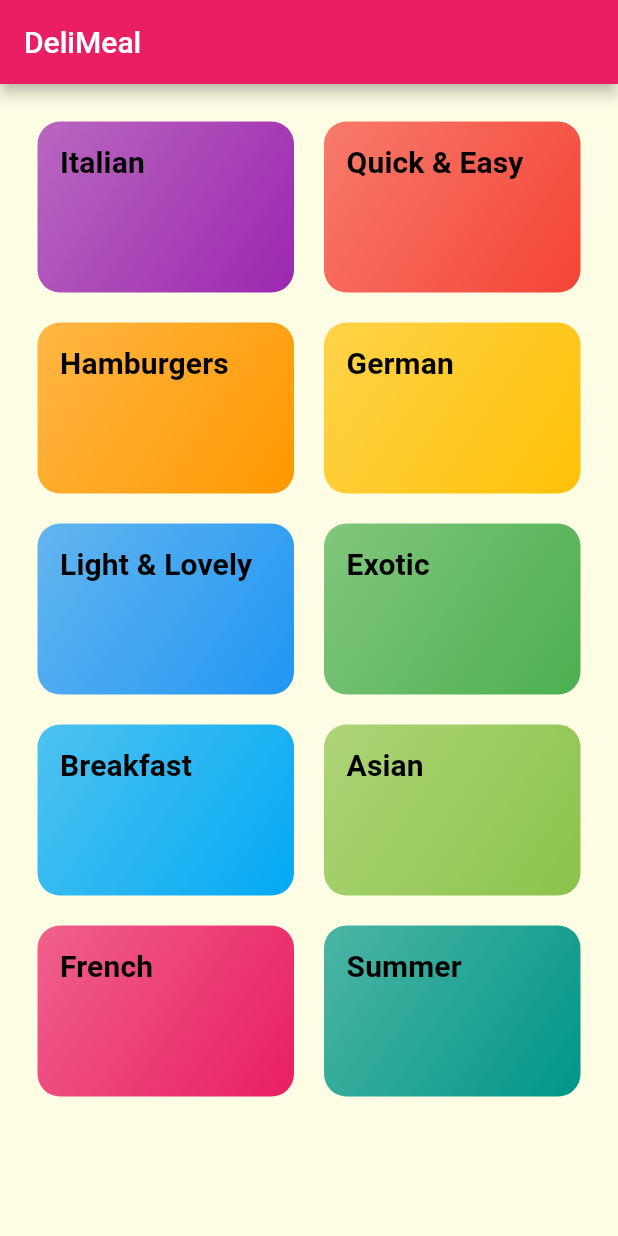
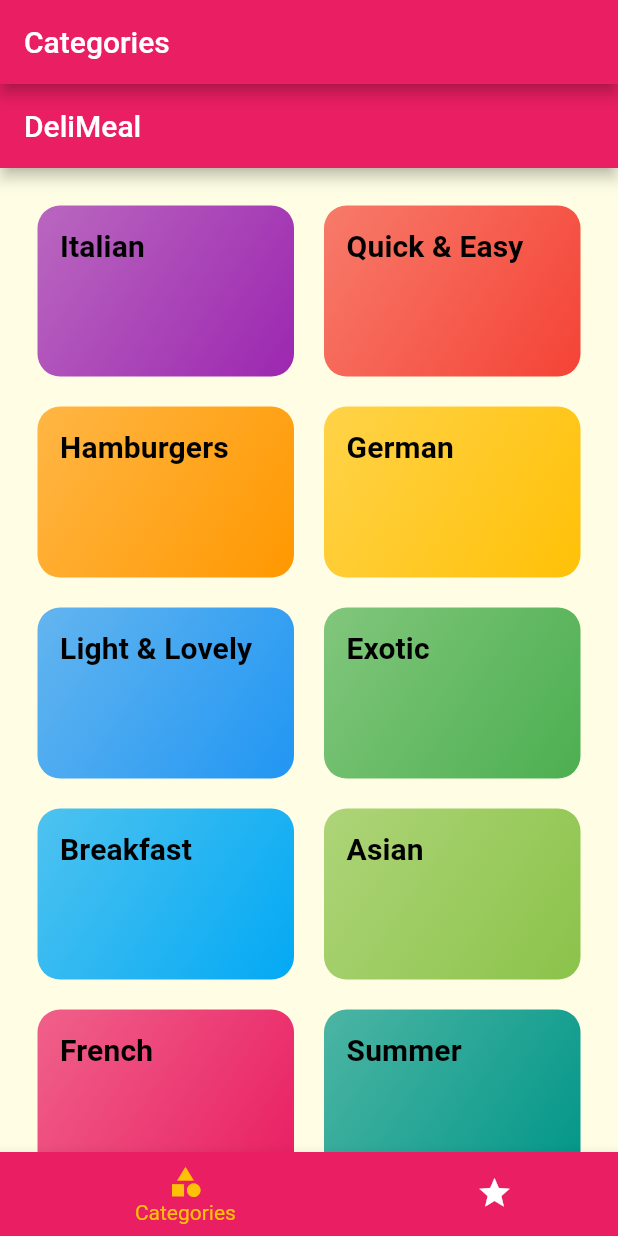
Before and after one commit to angelo24983/meals_app, a Flutter app: the screen it shows after launch, on a phone screen of 412 x 824 dp. Run offline on Flutter 3.47's test engine with Material 2 defaults, Android fonts, the phone set to English and light mode, and no system bars; Roboto replaces fonts that are missing (Raleway, RobotoCondensed).

Commit message:
implementato tab bar per selezionare le viste

```diff
--- a/lib/main.dart
+++ b/lib/main.dart
@@ -1,6 +1,7 @@
 import 'package:flutter/material.dart';
 import 'package:flutter_complete_guide/screens/category_meals_screen.dart';
 import 'package:flutter_complete_guide/screens/meal_detail_screen.dart';
+import 'package:flutter_complete_guide/screens/tabs_screen.dart';
 
 import 'screens/categories_screen.dart';
 
@@ -33,7 +34,7 @@ class MyApp extends StatelessWidget {
         secondary: Colors.amber,
       )),
       routes: {
-        '/': (context) => CategoriesScreen(),
+        '/': (context) => TabsScreen(),
         CategoryMealsScreen.routeName: (context) => CategoryMealsScreen(),
         MealDetailScreen.routeName: (context) => MealDetailScreen(),
       },
--- /dev/null
+++ b/lib/screens/tabs_screen.dart
@@ -0,0 +1,59 @@
+import 'package:flutter/material.dart';
+import 'package:flutter_complete_guide/screens/categories_screen.dart';
+import 'package:flutter_complete_guide/screens/favorites_screen.dart';
+
+class TabsScreen extends StatefulWidget {
+  @override
+  State<TabsScreen> createState() => _TabsScreenState();
+}
+
+class _TabsScreenState extends State<TabsScreen> {
+  final List<Map<String, Object>> _pages = [
+    {
+      'page': CategoriesScreen(),
+      'title': 'Categories',
+    },
+    {
+      'page': FavoritesScreen(),
+      'title': 'Your Favorites',
+    },
+  ];
+
+  int _selectedPageIndex = 0;
+
+  void _selectPage(int index) {
+    setState(() {
+      _selectedPageIndex = index;
+    });
+  }
+
+  @override
+  Widget build(BuildContext context) {
+    return Scaffold(
+      appBar: AppBar(
+        title: Text(_pages[_selectedPageIndex]['title']),
+      ),
+      body: _pages[_selectedPageIndex]['page'],
+      bottomNavigationBar: BottomNavigationBar(
+        onTap: _selectPage,
+        backgroundColor: Theme.of(context).primaryColor,
+        unselectedItemColor: Colors.white,
+        selectedItemColor: Theme.of(context).colorScheme.secondary,
+        currentIndex: _selectedPageIndex,
+        type: BottomNavigationBarType.shifting,
+        items: [
+          BottomNavigationBarItem(
+            backgroundColor: Theme.of(context).primaryColor,
+            icon: Icon(Icons.category),
+            label: 'Categories',
+          ),
+          BottomNavigationBarItem(
+            backgroundColor: Theme.of(context).primaryColor,
+            icon: Icon(Icons.star),
+            label: 'Favorites',
+          ),
+        ],
+      ),
+    );
+  }
+}
```
Also changed, not shown: lib/screens/favorites_screen.dart (added, +10 -0 lines), lib/screens/meal_detail_screen.dart (+72 -5 lines).
